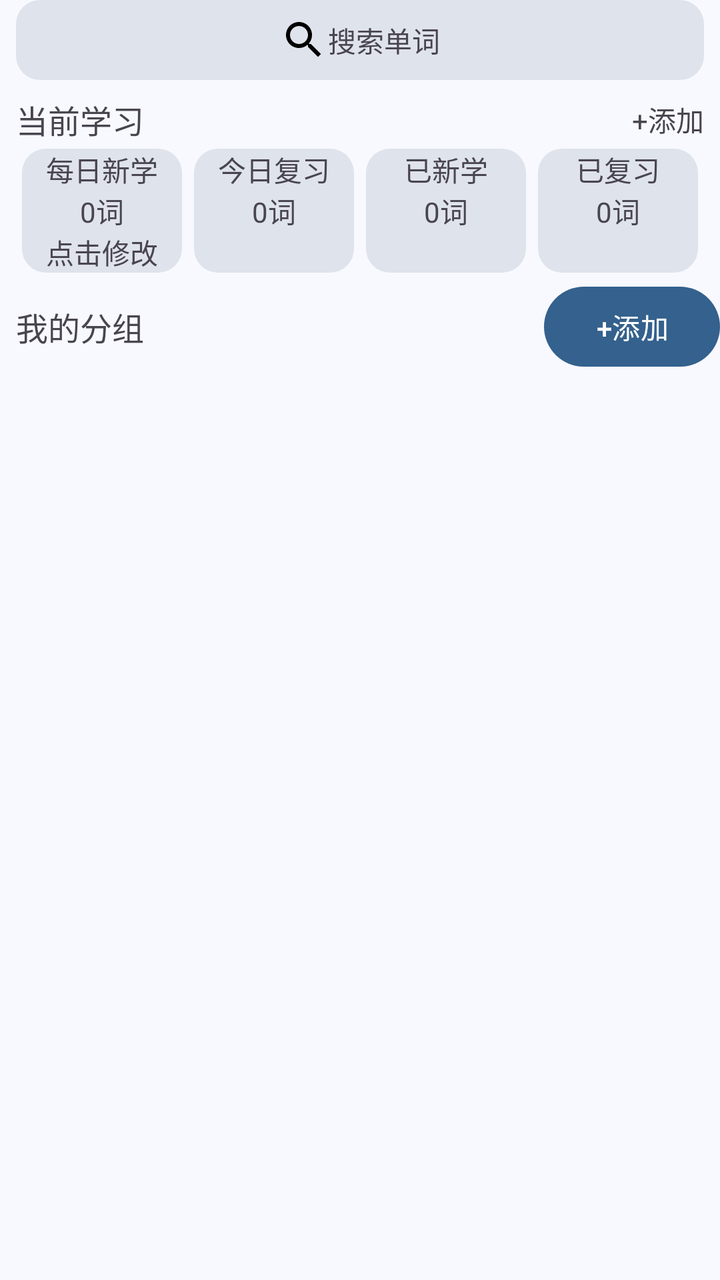
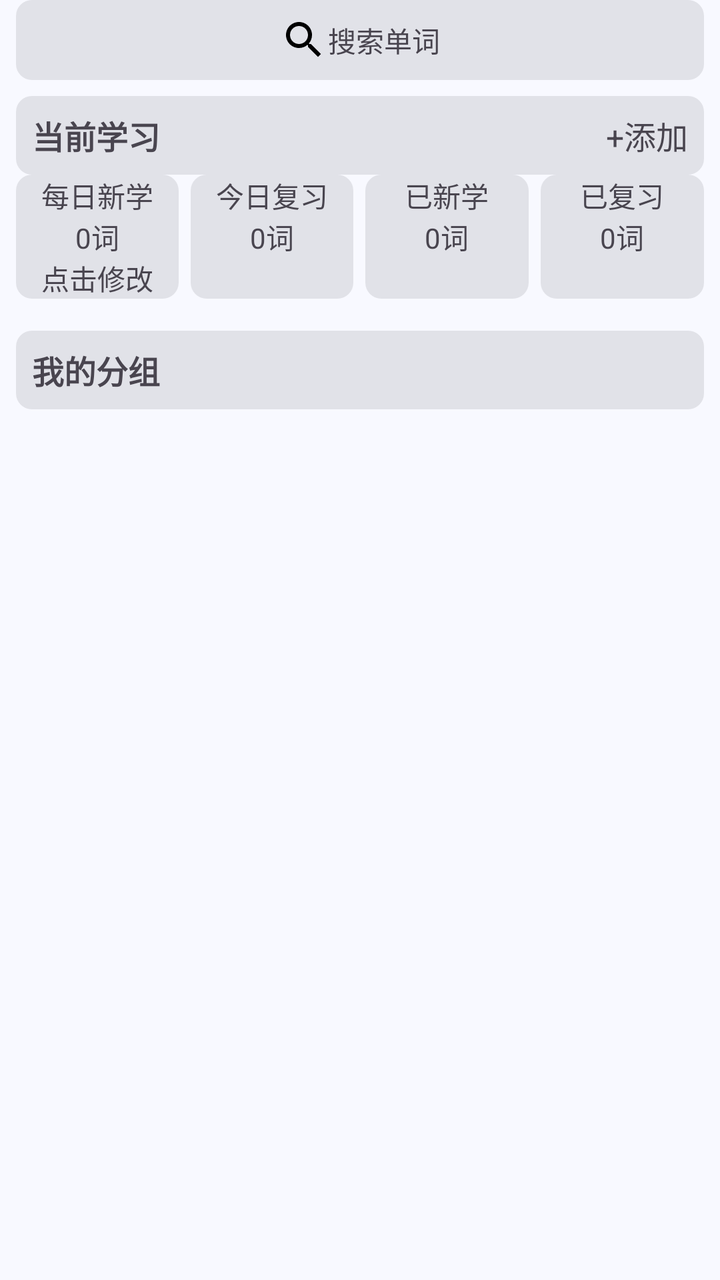

Before-and-after screenshots of an Android layout around one commit, followed by the original layout XML and the change that was made.
<!-- AndroidManifest.xml: application theme Theme.MnemoAI -->
<!-- res/layout/fragment_vocabulary.xml -->
<?xml version="1.0" encoding="utf-8"?>
<androidx.core.widget.NestedScrollView
    xmlns:android="http://schemas.android.com/apk/res/android"
    xmlns:app="http://schemas.android.com/apk/res-auto"
    android:layout_width="match_parent"
    android:layout_height="match_parent">
    <androidx.constraintlayout.widget.ConstraintLayout
        android:layout_width="match_parent"
        android:layout_height="match_parent">

        <LinearLayout
            android:id="@+id/searchLL"
            android:layout_width="match_parent"
            android:layout_height="wrap_content"
            android:clickable="true"
            android:focusable="true"
            android:orientation="horizontal"
            app:layout_constraintTop_toTopOf="parent"
            app:layout_constraintStart_toStartOf="parent"
            app:layout_constraintEnd_toEndOf="parent"
            android:gravity="center"
            android:background="@drawable/ripple_bg"
            android:layout_marginStart="8dp"
            android:layout_marginEnd="8dp">
            <ImageView
                android:layout_width="wrap_content"
                android:layout_height="wrap_content"
                android:src="@drawable/baseline_search_24"
                android:layout_marginTop="8dp"
                android:layout_marginBottom="8dp"/>
            <com.google.android.material.textview.MaterialTextView
                android:layout_width="wrap_content"
                android:layout_height="wrap_content"
                android:text="@string/search_word"
                android:layout_marginTop="8dp"
                android:layout_marginBottom="8dp"/>
        </LinearLayout>

        <com.google.android.material.textview.MaterialTextView
            android:id="@+id/studyingTV"
            android:layout_width="wrap_content"
            android:layout_height="wrap_content"
            android:layout_marginStart="8dp"
            android:layout_marginTop="8dp"
            android:text="@string/learning_vocabulary"
            android:textSize="@dimen/text_size_default"
            app:layout_constraintStart_toStartOf="parent"
            app:layout_constraintTop_toBottomOf="@+id/searchLL" />

        <com.google.android.material.textview.MaterialTextView
            android:id="@+id/addVocabularyTV"
            android:layout_width="wrap_content"
            android:layout_height="wrap_content"
            android:layout_marginEnd="8dp"
            android:text="@string/add"
            app:layout_constraintBottom_toBottomOf="@+id/studyingTV"
            app:layout_constraintEnd_toEndOf="parent"
            app:layout_constraintTop_toTopOf="@+id/studyingTV" />

        <androidx.recyclerview.widget.RecyclerView
            android:id="@+id/studyingVocabulary"
            android:layout_width="match_parent"
            android:layout_height="wrap_content"
            app:layout_constraintEnd_toEndOf="parent"
            app:layout_constraintStart_toStartOf="parent"
            app:layout_constraintTop_toBottomOf="@+id/studyingTV" />

        <LinearLayout
            android:id="@+id/learningGoalLL"
            android:layout_width="match_parent"
            android:layout_height="wrap_content"
            android:orientation="horizontal"
            android:layout_marginStart="8dp"
            android:layout_marginEnd="8dp"
            app:layout_constraintEnd_toEndOf="parent"
            app:layout_constraintStart_toStartOf="parent"
            app:layout_constraintTop_toBottomOf="@+id/studyingVocabulary">

            <LinearLayout
                android:id="@+id/newLearningWordLL"
                android:layout_width="0dp"
                android:layout_height="wrap_content"
                android:layout_weight="1"
                android:layout_margin="3dp"
                android:gravity="center_horizontal"
                android:background="@drawable/bg_corner"
                android:orientation="vertical">

                <com.google.android.material.textview.MaterialTextView
                    android:id="@+id/studyGoalTV"
                    android:layout_width="wrap_content"
                    android:layout_height="wrap_content"
                    android:gravity="center_horizontal"
                    android:text="@string/study_word_per_day" />
                <LinearLayout
                    android:layout_width="match_parent"
                    android:layout_height="wrap_content"
                    android:gravity="center_horizontal"
                    android:orientation="horizontal">

                    <com.google.android.material.textview.MaterialTextView
                        android:id="@+id/newLearningWordCountTV"
                        android:layout_width="wrap_content"
                        android:layout_height="wrap_content"
                        android:gravity="center"
                        android:text="0" />

                    <com.google.android.material.textview.MaterialTextView
                        android:layout_width="wrap_content"
                        android:layout_height="wrap_content"
                        android:gravity="center"
                        android:text="@string/word" />

                </LinearLayout>

                <com.google.android.material.textview.MaterialTextView
                    android:layout_width="match_parent"
                    android:layout_height="wrap_content"
                    android:gravity="center_horizontal"
                    android:text="@string/click_to_change" />

            </LinearLayout>

            <LinearLayout
                android:layout_width="0dp"
                android:layout_height="match_parent"
                android:layout_weight="1"
                android:layout_margin="3dp"
                android:gravity="center_horizontal"
                android:background="@drawable/bg_corner"
                android:orientation="vertical">

                <com.google.android.material.textview.MaterialTextView
                    android:layout_width="wrap_content"
                    android:layout_height="wrap_content"
                    android:gravity="center_horizontal"
                    android:text="@string/today_review_word" />

                <LinearLayout
                    android:layout_width="match_parent"
                    android:layout_height="wrap_content"
                    android:gravity="center_horizontal">

                    <com.google.android.material.textview.MaterialTextView
                        android:id="@+id/dailyReviewCount"
                        android:layout_width="wrap_content"
                        android:layout_height="wrap_content"
                        android:gravity="center"
                        android:text="0" />

                    <com.google.android.material.textview.MaterialTextView
                        android:layout_width="wrap_content"
                        android:layout_height="wrap_content"
                        android:gravity="center"
                        android:text="@string/word" />

                </LinearLayout>

            </LinearLayout>

            <LinearLayout
                android:layout_width="0dp"
                android:layout_height="match_parent"
                android:layout_weight="1"
                android:layout_margin="3dp"
                android:gravity="center_horizontal"
                android:background="@drawable/bg_corner"
                android:orientation="vertical">

                <com.google.android.material.textview.MaterialTextView
                    android:id="@+id/waitingStudyTV"
                    android:layout_width="wrap_content"
                    android:layout_height="wrap_content"
                    android:layout_gravity="center_horizontal"
                    android:text="@string/study_word_count_today" />

                <LinearLayout
                    android:layout_width="match_parent"
                    android:layout_height="wrap_content"
                    android:gravity="center_horizontal">

                    <com.google.android.material.textview.MaterialTextView
                        android:id="@+id/dailyLearnedCount"
                        android:layout_width="wrap_content"
                        android:layout_height="wrap_content"
                        android:gravity="center"
                        android:text="0" />

                    <com.google.android.material.textview.MaterialTextView
                        android:layout_width="wrap_content"
                        android:layout_height="wrap_content"
                        android:gravity="center"
                        android:text="@string/word" />

                </LinearLayout>

            </LinearLayout>

            <LinearLayout
                android:layout_width="0dp"
                android:layout_height="match_parent"
                android:layout_weight="1"
                android:layout_margin="3dp"
                android:gravity="center_horizontal"
                android:background="@drawable/bg_corner"
                android:orientation="vertical">

                <com.google.android.material.textview.MaterialTextView
                    android:id="@+id/waitingReviewTV"
                    android:layout_width="wrap_content"
                    android:layout_height="wrap_content"
                    android:gravity="center_horizontal"
                    android:text="@string/review_word_count_today" />

                <LinearLayout
                    android:layout_width="match_parent"
                    android:layout_height="wrap_content"
                    android:gravity="center_horizontal">

                    <com.google.android.material.textview.MaterialTextView
                        android:id="@+id/dailyReviewedCount"
                        android:layout_width="wrap_content"
                        android:layout_height="wrap_content"
                        android:gravity="center"
                        android:text="0" />

                    <com.google.android.material.textview.MaterialTextView
                        android:layout_width="wrap_content"
                        android:layout_height="wrap_content"
                        android:gravity="center"
                        android:text="@string/word" />

                </LinearLayout>
            </LinearLayout>
        </LinearLayout>

        <com.google.android.material.textview.MaterialTextView
            android:id="@+id/textView"
            android:layout_width="wrap_content"
            android:layout_height="wrap_content"
            android:layout_marginStart="8dp"
            android:text="@string/my_group"
            android:textSize="@dimen/text_size_default"
            app:layout_constraintBottom_toTopOf="@+id/allVocabularyRV"
            app:layout_constraintStart_toStartOf="parent"
            app:layout_constraintTop_toBottomOf="@+id/learningGoalLL" />

        <com.google.android.material.button.MaterialButton
            android:id="@+id/add_vocabulary_book_btn"
            android:layout_width="wrap_content"
            android:layout_height="wrap_content"
            android:layout_margin="0dp"
            android:padding="0dp"
            android:text="@string/add"
            app:layout_constraintEnd_toEndOf="parent"
            app:layout_constraintTop_toBottomOf="@+id/learningGoalLL" />

        <androidx.recyclerview.widget.RecyclerView
            android:id="@+id/allVocabularyRV"
            android:layout_width="match_parent"
            android:layout_height="wrap_content"
            app:layout_constraintEnd_toEndOf="parent"
            app:layout_constraintStart_toStartOf="parent"
            app:layout_constraintTop_toBottomOf="@+id/add_vocabulary_book_btn" />


    </androidx.constraintlayout.widget.ConstraintLayout>
</androidx.core.widget.NestedScrollView>
<!-- resources referenced by this layout -->
<resources>
  <dimen name="text_size_default">16sp</dimen>
  <!-- drawable bg_corner (drawable) -->
  <?xml version="1.0" encoding="utf-8"?>
  <shape xmlns:android="http://schemas.android.com/apk/res/android">
      <solid android:color="?attr/colorSurfaceVariant"/>
      <corners android:radius="12dp"/>
  </shape>
  <!-- drawable ripple_bg (drawable) -->
  <?xml version="1.0" encoding="utf-8"?>
  <ripple xmlns:android="http://schemas.android.com/apk/res/android"
      android:color="?attr/colorControlHighlight">
      <item android:drawable="@drawable/bg_corner" />
  </ripple>
  <string name="add">+添加</string>
  <string name="click_to_change">点击修改</string>
  <string name="learning_vocabulary">当前学习</string>
  <string name="my_group">我的分组</string>
  <string name="review_word_count_today">已复习</string>
  <string name="search_word">搜索单词</string>
  <string name="study_word_count_today">已新学</string>
  <string name="study_word_per_day">每日新学</string>
  <string name="today_review_word">今日复习</string>
  <string name="word">词</string>
  <color name="md_theme_primary">#34618D</color>
  <color name="md_theme_onPrimary">#FFFFFF</color>
  <color name="md_theme_primaryContainer">#D0E4FF</color>
  <color name="md_theme_onPrimaryContainer">#164974</color>
  <color name="md_theme_secondary">#525F70</color>
  <color name="md_theme_onSecondary">#FFFFFF</color>
  <color name="md_theme_secondaryContainer">#D6E4F7</color>
  <color name="md_theme_onSecondaryContainer">#3B4857</color>
  <color name="md_theme_tertiary">#6A5779</color>
  <color name="md_theme_onTertiary">#FFFFFF</color>
  <color name="md_theme_tertiaryContainer">#F1DAFF</color>
  <color name="md_theme_onTertiaryContainer">#514060</color>
  <color name="md_theme_error">#BA1A1A</color>
  <color name="md_theme_onError">#FFFFFF</color>
  <color name="md_theme_errorContainer">#FFDAD6</color>
  <color name="md_theme_onErrorContainer">#93000A</color>
  <color name="md_theme_background">#F8F9FF</color>
  <color name="md_theme_onBackground">#191C20</color>
  <color name="md_theme_surface">#F8F9FF</color>
  <color name="md_theme_onSurface">#191C20</color>
  <color name="md_theme_surfaceVariant">#DFE3EB</color>
  <color name="md_theme_onSurfaceVariant">#42474E</color>
  <color name="md_theme_outline">#73777F</color>
  <color name="md_theme_outlineVariant">#C2C7CF</color>
  <color name="md_theme_inverseSurface">#2D3135</color>
  <color name="md_theme_inverseOnSurface">#EFF0F7</color>
  <color name="md_theme_inversePrimary">#9FCAFC</color>
  <color name="md_theme_primaryFixed">#D0E4FF</color>
  <color name="md_theme_onPrimaryFixed">#001D35</color>
  <color name="md_theme_primaryFixedDim">#9FCAFC</color>
  <color name="md_theme_onPrimaryFixedVariant">#164974</color>
  <color name="md_theme_secondaryFixed">#D6E4F7</color>
  <color name="md_theme_onSecondaryFixed">#0F1C2A</color>
  <color name="md_theme_secondaryFixedDim">#BAC8DB</color>
  <color name="md_theme_onSecondaryFixedVariant">#3B4857</color>
  <color name="md_theme_tertiaryFixed">#F1DAFF</color>
  <color name="md_theme_onTertiaryFixed">#241432</color>
  <color name="md_theme_tertiaryFixedDim">#D5BEE5</color>
  <color name="md_theme_onTertiaryFixedVariant">#514060</color>
  <color name="md_theme_surfaceDim">#D8DAE0</color>
  <color name="md_theme_surfaceBright">#F8F9FF</color>
  <color name="md_theme_surfaceContainerLowest">#FFFFFF</color>
  <color name="md_theme_surfaceContainerLow">#F2F3F9</color>
  <color name="md_theme_surfaceContainer">#ECEEF4</color>
  <color name="md_theme_surfaceContainerHigh">#E6E8EE</color>
  <color name="md_theme_surfaceContainerHighest">#E1E2E8</color>
  <color name="awaiting_learning">#64748B</color>
  <color name="reviewing">#F59E0B</color>
  <color name="mastered">#22C55E</color>
  <!-- unchanged entries left out for length: 2 -->
</resources>

<!-- the commit's change to res/layout/fragment_vocabulary.xml (unified diff, before → after) -->
@@ -36,26 +36,44 @@
                 android:layout_marginBottom="8dp"/>
         </LinearLayout>
 
-        <com.google.android.material.textview.MaterialTextView
-            android:id="@+id/studyingTV"
-            android:layout_width="wrap_content"
-            android:layout_height="wrap_content"
-            android:layout_marginStart="8dp"
+        <LinearLayout
+            android:id="@+id/linearLayout"
+            android:layout_width="match_parent"
+            android:layout_height="wrap_content"
+            android:background="@drawable/bg_corner"
+            android:layout_marginStart="8dp"
+            android:layout_marginEnd="8dp"
             android:layout_marginTop="8dp"
-            android:text="@string/learning_vocabulary"
-            android:textSize="@dimen/text_size_default"
-            app:layout_constraintStart_toStartOf="parent"
-            app:layout_constraintTop_toBottomOf="@+id/searchLL" />
-
-        <com.google.android.material.textview.MaterialTextView
-            android:id="@+id/addVocabularyTV"
-            android:layout_width="wrap_content"
-            android:layout_height="wrap_content"
-            android:layout_marginEnd="8dp"
-            android:text="@string/add"
-            app:layout_constraintBottom_toBottomOf="@+id/studyingTV"
-            app:layout_constraintEnd_toEndOf="parent"
-            app:layout_constraintTop_toTopOf="@+id/studyingTV" />
+            app:layout_constraintStart_toStartOf="parent"
+            app:layout_constraintTop_toBottomOf="@+id/searchLL">
+
+            <com.google.android.material.textview.MaterialTextView
+                android:id="@+id/studyingTV"
+                android:layout_width="wrap_content"
+                android:layout_height="wrap_content"
+                android:layout_marginStart="8dp"
+                android:layout_marginTop="8dp"
+                android:layout_marginBottom="8dp"
+                android:gravity="start"
+                android:layout_weight="1"
+                android:text="@string/learning_vocabulary"
+                android:textSize="@dimen/text_size_default"
+                android:textStyle="bold"/>
+
+            <com.google.android.material.textview.MaterialTextView
+                android:id="@+id/addVocabularyTV"
+                android:layout_width="wrap_content"
+                android:layout_height="wrap_content"
+                android:layout_marginTop="8dp"
+                android:layout_marginBottom="8dp"
+                android:layout_marginEnd="8dp"
+                android:layout_weight="1"
+                android:gravity="end"
+                android:text="@string/add"
+                android:textSize="@dimen/text_size_default"/>
+
+        </LinearLayout>
+
 
         <androidx.recyclerview.widget.RecyclerView
             android:id="@+id/studyingVocabulary"
@@ -63,7 +81,7 @@
             android:layout_height="wrap_content"
             app:layout_constraintEnd_toEndOf="parent"
             app:layout_constraintStart_toStartOf="parent"
-            app:layout_constraintTop_toBottomOf="@+id/studyingTV" />
+            app:layout_constraintTop_toBottomOf="@+id/linearLayout" />
 
         <LinearLayout
             android:id="@+id/learningGoalLL"
@@ -81,7 +99,7 @@
                 android:layout_width="0dp"
                 android:layout_height="wrap_content"
                 android:layout_weight="1"
-                android:layout_margin="3dp"
+                android:layout_marginEnd="3dp"
                 android:gravity="center_horizontal"
                 android:background="@drawable/bg_corner"
                 android:orientation="vertical">
@@ -125,7 +143,8 @@
                 android:layout_width="0dp"
                 android:layout_height="match_parent"
                 android:layout_weight="1"
-                android:layout_margin="3dp"
+                android:layout_marginStart="3dp"
+                android:layout_marginEnd="3dp"
                 android:gravity="center_horizontal"
                 android:background="@drawable/bg_corner"
                 android:orientation="vertical">
@@ -162,7 +181,8 @@
                 android:layout_width="0dp"
                 android:layout_height="match_parent"
                 android:layout_weight="1"
-                android:layout_margin="3dp"
+                android:layout_marginStart="3dp"
+                android:layout_marginEnd="3dp"
                 android:gravity="center_horizontal"
                 android:background="@drawable/bg_corner"
                 android:orientation="vertical">
@@ -200,7 +220,7 @@
                 android:layout_width="0dp"
                 android:layout_height="match_parent"
                 android:layout_weight="1"
-                android:layout_margin="3dp"
+                android:layout_marginStart="3dp"
                 android:gravity="center_horizontal"
                 android:background="@drawable/bg_corner"
                 android:orientation="vertical">
@@ -234,26 +254,29 @@
             </LinearLayout>
         </LinearLayout>
 
-        <com.google.android.material.textview.MaterialTextView
-            android:id="@+id/textView"
-            android:layout_width="wrap_content"
-            android:layout_height="wrap_content"
-            android:layout_marginStart="8dp"
-            android:text="@string/my_group"
-            android:textSize="@dimen/text_size_default"
+        <LinearLayout
+            android:id="@+id/linearLayout1"
+            android:layout_width="match_parent"
+            android:layout_height="wrap_content"
+            android:layout_marginStart="8dp"
+            android:layout_marginEnd="8dp"
+            android:layout_marginTop="16dp"
+            android:background="@drawable/bg_corner"
             app:layout_constraintBottom_toTopOf="@+id/allVocabularyRV"
             app:layout_constraintStart_toStartOf="parent"
-            app:layout_constraintTop_toBottomOf="@+id/learningGoalLL" />
-
-        <com.google.android.material.button.MaterialButton
-            android:id="@+id/add_vocabulary_book_btn"
-            android:layout_width="wrap_content"
-            android:layout_height="wrap_content"
-            android:layout_margin="0dp"
-            android:padding="0dp"
-            android:text="@string/add"
-            app:layout_constraintEnd_toEndOf="parent"
-            app:layout_constraintTop_toBottomOf="@+id/learningGoalLL" />
+            app:layout_constraintTop_toBottomOf="@+id/learningGoalLL">
+            <com.google.android.material.textview.MaterialTextView
+                android:id="@+id/textView"
+                android:layout_width="match_parent"
+                android:layout_height="wrap_content"
+                android:layout_marginStart="8dp"
+                android:layout_marginTop="8dp"
+                android:layout_marginBottom="8dp"
+                android:text="@string/my_group"
+                android:textSize="@dimen/text_size_default"
+                android:textStyle="bold" />
+        </LinearLayout>
+
 
         <androidx.recyclerview.widget.RecyclerView
             android:id="@+id/allVocabularyRV"
@@ -261,7 +284,7 @@
             android:layout_height="wrap_content"
             app:layout_constraintEnd_toEndOf="parent"
             app:layout_constraintStart_toStartOf="parent"
-            app:layout_constraintTop_toBottomOf="@+id/add_vocabulary_book_btn" />
+            app:layout_constraintTop_toBottomOf="@+id/linearLayout1" />
 
 
     </androidx.constraintlayout.widget.ConstraintLayout>
<!-- resource entries referenced after the edit -->
@@ -4,8 +4,8 @@
   <!-- drawable bg_corner (drawable) -->
   <?xml version="1.0" encoding="utf-8"?>
   <shape xmlns:android="http://schemas.android.com/apk/res/android">
-      <solid android:color="?attr/colorSurfaceVariant"/>
-      <corners android:radius="12dp"/>
+      <solid android:color="?attr/colorSurfaceContainerHighest"/>
+      <corners android:radius="8dp"/>
   </shape>
   <!-- drawable ripple_bg (drawable) -->
   <?xml version="1.0" encoding="utf-8"?>
